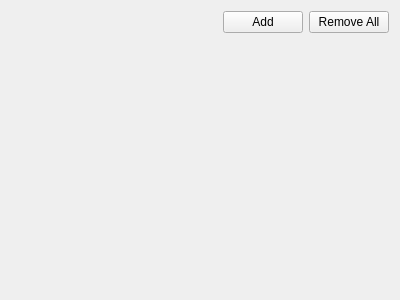
Edlward/GalaxyHunter, file dslr-qt-shooter/ui/sequenceswidget.ui: the form before one commit.
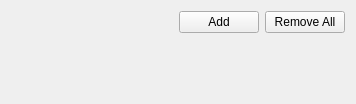
The form after the commit.

```diff
--- a/dslr-qt-shooter/ui/sequenceswidget.ui
+++ b/dslr-qt-shooter/ui/sequenceswidget.ui
@@ -6,8 +6,8 @@
    <rect>
     <x>0</x>
     <y>0</y>
-    <width>400</width>
-    <height>300</height>
+    <width>356</width>
+    <height>104</height>
    </rect>
   </property>
   <layout class="QGridLayout" name="gridLayout">
@@ -38,7 +38,7 @@
      </property>
     </widget>
    </item>
-   <item row="1" column="0" colspan="2">
+   <item row="1" column="0" colspan="3">
     <widget class="QWidget" name="sequenceItems" native="true"/>
    </item>
   </layout>
```
